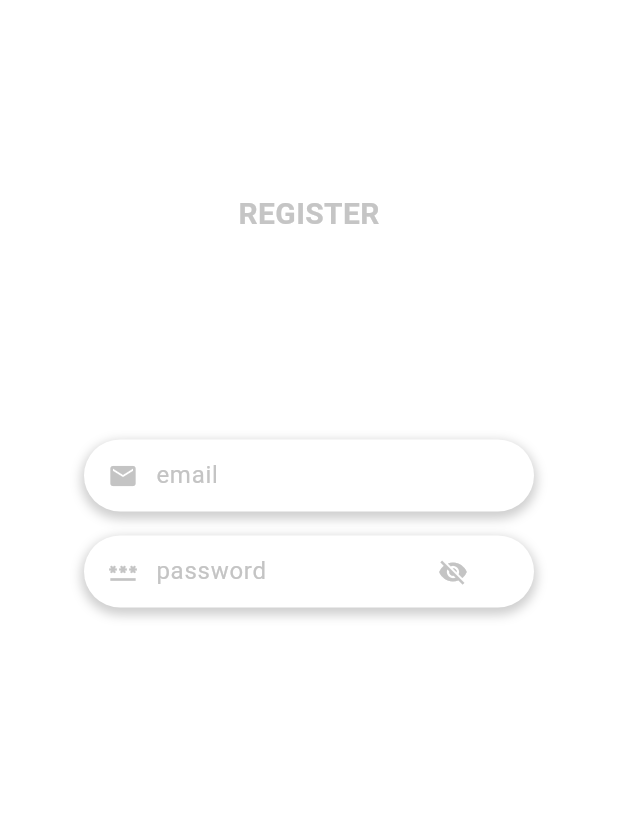
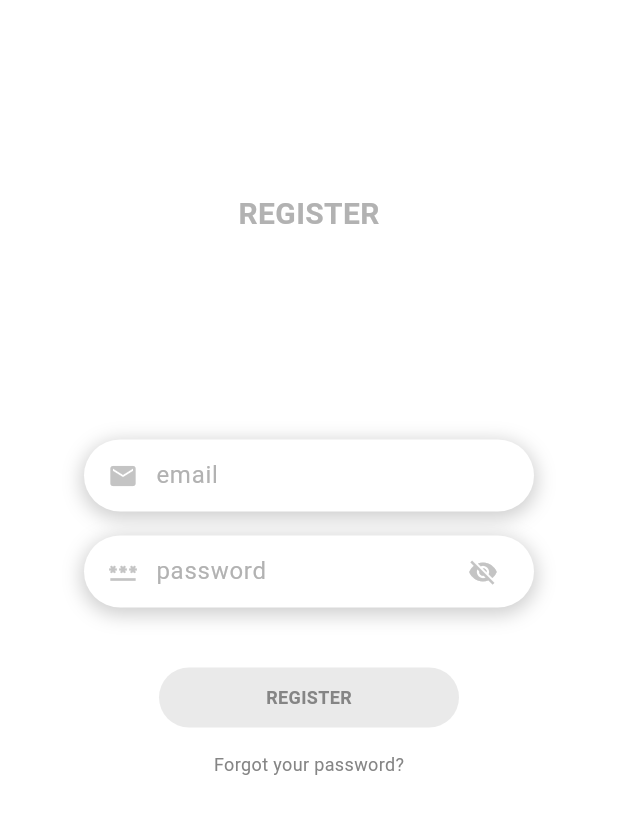
Before and after one commit to rxgq/vm-app, a Flutter app: the screen it shows after launch, on a phone screen of 412 x 824 dp. Shown: the top 814 px of the screen. Run offline on Flutter 3.47's test engine with Material 3 defaults, Android fonts, the phone set to English and light mode, and no system bars; our stand-ins replace firebase_core; accounts and stored records are empty.

Commit message:
constants, separation of widgets

```diff
--- /dev/null
+++ b/aquae/lib/constants.dart
@@ -0,0 +1,4 @@
+import 'package:flutter/material.dart';
+
+const Color primaryTextColor = Color.fromARGB(255, 133, 133, 133);
+const Color secondaryTextColor = Color.fromARGB(255, 178, 178, 178);
--- a/aquae/lib/register/views/register.dart
+++ b/aquae/lib/register/views/register.dart
@@ -1,30 +1,31 @@
+import 'package:aquae/register/widgets/forgot_password_text.dart';
+import 'package:aquae/register/widgets/register_button.dart';
+import 'package:aquae/register/widgets/register_header.dart';
 import 'package:aquae/register/widgets/register_text_field.dart';
 import 'package:flutter/material.dart';
+
 
 class Register extends StatelessWidget {
   const Register({super.key});
 
   @override
-  Widget build(BuildContext context) {
-    return const Scaffold(
+  Widget build(BuildContext context) => Scaffold(
     backgroundColor: Colors.white,
     body: Column(
       mainAxisAlignment: MainAxisAlignment.start,
       children: [
-          SizedBox(height: 128),
-          Text(
-            "REGISTER",
-            style: TextStyle(
-              color: Color.fromARGB(255, 197, 197, 197),
-              fontSize: 20,
-              fontWeight: FontWeight.bold
-            ),
-          ),
-          SizedBox(height: 128),
-          RegisterTextField(text: "email", icon: Icons.email),
-          RegisterTextField(text: "password", icon: Icons.password),
+        const SizedBox(height: 128),
+        const RegisterHeader(),
+        const SizedBox(height: 128),
+        const RegisterTextField(text: "email", icon: Icons.email),
+        const RegisterTextField(text: "password", icon: Icons.password),
+        const SizedBox(height: 32),
+        AquaeButton(text: "REGISTER", onTap: () {
+
+        }),
+        const SizedBox(height: 16),
+        const ForgotPasswordText(),
       ],
     )
   );
 }
-}
--- /dev/null
+++ b/aquae/lib/register/widgets/forgot_password_text.dart
@@ -0,0 +1,16 @@
+import 'package:flutter/material.dart';
+
+import '../../constants.dart';
+
+class ForgotPasswordText extends StatelessWidget {
+  const ForgotPasswordText({super.key});
+
+  @override
+  Widget build(BuildContext context) => const Text(
+    "Forgot your password?",
+    style: TextStyle(
+      fontSize: 12,
+      color: primaryTextColor
+    ),
+  );
+}
--- a/aquae/lib/register/widgets/register_button.dart
+++ b/aquae/lib/register/widgets/register_button.dart
@@ -1,10 +1,35 @@
 import 'package:flutter/material.dart';
 
-class RegisterButton extends StatelessWidget {
-  const RegisterButton({super.key});
+import '../../constants.dart';
+
+class AquaeButton extends StatelessWidget {
+  const AquaeButton({super.key, required this.text, required this.onTap});
+
+  final String text;
+  final VoidCallback onTap;
 
   @override
-  Widget build(BuildContext context) {
-    return const Placeholder();
-  }
+  Widget build(BuildContext context) => GestureDetector(
+    onTap: () {
+      onTap();
+    },
+    child: Container(
+      width: 200,
+      height: 40,
+      decoration: BoxDecoration(
+        borderRadius: BorderRadius.circular(64),
+        color: const Color.fromARGB(255, 234, 234, 234),
+      ),
+      child: Center(
+        child: Text(
+          text,
+          style: const TextStyle(
+            color: primaryTextColor,
+            fontSize: 12,
+            fontWeight: FontWeight.bold
+          ),
+        ),
+      ),
+    ),
+  );
 }
--- /dev/null
+++ b/aquae/lib/register/widgets/register_header.dart
@@ -0,0 +1,17 @@
+import 'package:flutter/material.dart';
+
+import '../../constants.dart';
+
+class RegisterHeader extends StatelessWidget {
+  const RegisterHeader({super.key});
+
+  @override
+  Widget build(BuildContext context) => const Text(
+    "REGISTER",
+    style: TextStyle(
+      color: secondaryTextColor,
+      fontSize: 20,
+      fontWeight: FontWeight.bold
+    ),
+  );
+}
--- a/aquae/lib/register/widgets/register_text_field.dart
+++ b/aquae/lib/register/widgets/register_text_field.dart
@@ -1,4 +1,6 @@
 import 'package:flutter/material.dart';
+
+import '../../constants.dart';
 
 class RegisterTextField extends StatefulWidget {
   const RegisterTextField({super.key, required this.text, required this.icon});
@@ -25,7 +27,7 @@ class _RegisterTextFieldState extends State<RegisterTextField> {
             BoxShadow(
               color: Colors.grey.withOpacity(0.5),
               spreadRadius: 2,
-              blurRadius: 5,
+              blurRadius: 10,
               offset: const Offset(0, 3),
             ),
           ],
@@ -42,13 +44,13 @@ class _RegisterTextFieldState extends State<RegisterTextField> {
               ),
             ),
             SizedBox(
-              width: 200,
+              width: 220,
               child: TextField(
                 obscureText: widget.text == "password" && !isPasswordVisible,
                 decoration: InputDecoration(
                   hintText: widget.text,
                   hintStyle: const TextStyle(
-                    color: Color.fromARGB(255, 196, 196, 196)
+                    color: secondaryTextColor
                   ),
                   contentPadding: const EdgeInsets.symmetric(horizontal: 12),
                   border: InputBorder.none
```
Lines whose indentation alone changed are shown as unchanged.
